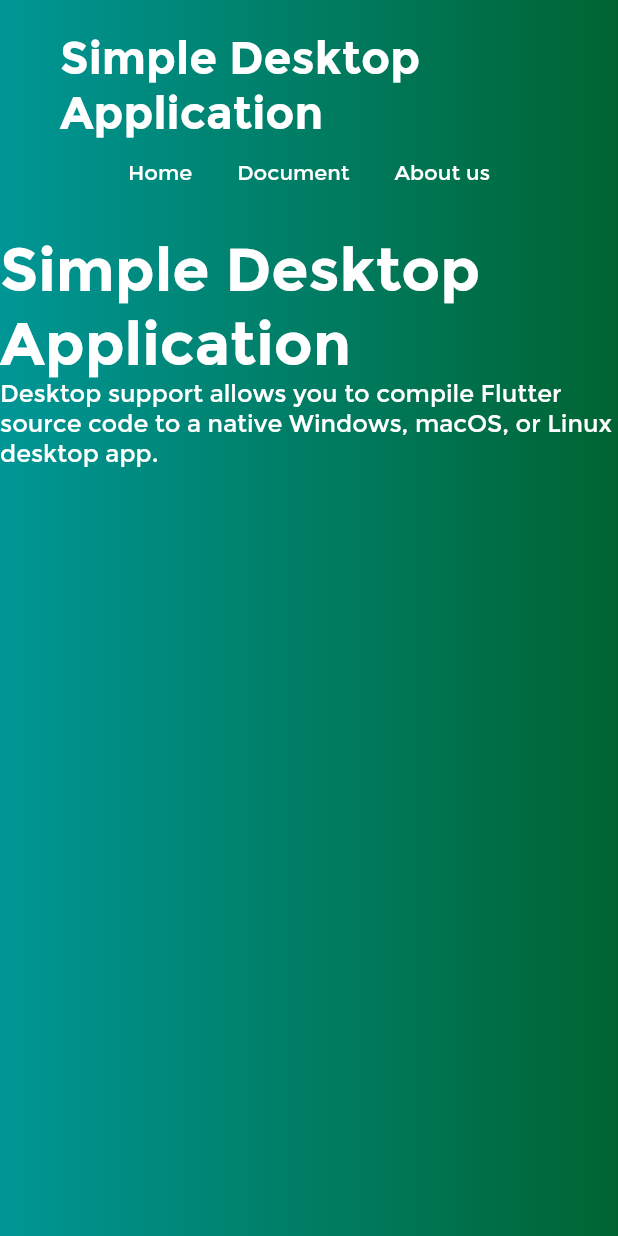
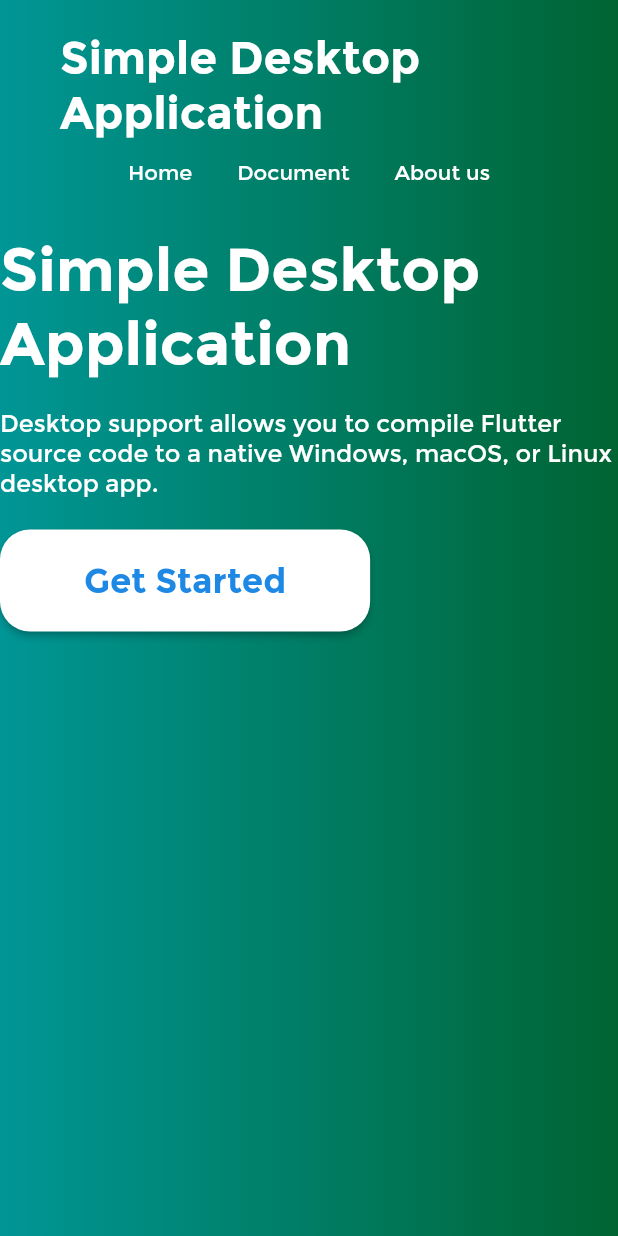
Before and after one commit to abymathewtkv/flutter_desktop-sample, a Flutter app: the screen it shows after launch, on a phone screen of 412 x 824 dp. Run offline on Flutter 3.47's test engine with Material 2 defaults, Android fonts, the light colour scheme and no system bars.

Commit message:
material button is added

```diff
--- a/lib/BottomPage/bottomPage.dart
+++ b/lib/BottomPage/bottomPage.dart
@@ -1,28 +1,51 @@
 import 'package:flutter/material.dart';
 
 class BottomPage extends StatelessWidget {
-
   List<Widget> pageChildren() {
-
     return <Widget>[
       Container(
         child: Column(
           crossAxisAlignment: CrossAxisAlignment.start,
           children: <Widget>[
-          Text("Simple Desktop \nApplication",style: TextStyle(
+            Text(
+              "Simple Desktop \nApplication",
+              style: TextStyle(
                 fontSize: 40.0,
                 fontWeight: FontWeight.bold,
                 color: Colors.white,
               ),
             ),
-          Text('Desktop support allows you to compile Flutter source code to a native Windows, macOS, or Linux desktop app.',style: TextStyle(
+            Padding(
+              padding: const EdgeInsets.symmetric(vertical: 20.0),
+              child: Text(
+                'Desktop support allows you to compile Flutter source code to a native Windows, macOS, or Linux desktop app.',
+                style: TextStyle(
                   fontSize: 16.0,
                   color: Colors.white,
+                ),
+              ),
+            ),
+            MaterialButton(
+              color: Colors.white,
+              shape: RoundedRectangleBorder(
+                borderRadius: BorderRadius.all(
+                  Radius.circular(20.0),
+                ),
+              ), onPressed: () {  },
+              child: Padding(
+                padding: const EdgeInsets.symmetric(vertical: 20.0,horizontal: 40.0),
+                child: Text("Get Started",style: TextStyle(
+                  color: Colors.blue[600],
+                  fontSize: 23,
+                  fontWeight: FontWeight.bold,
+
+                ),),
               ),
             ),
 
           ],
         ),
+
       ),
     ];
   }
@@ -35,8 +58,6 @@
           return Row(
             mainAxisAlignment: MainAxisAlignment.center,
             children: pageChildren(),
-
-
           );
         } else {
           return Column(
```
Lines whose indentation alone changed are shown as unchanged.
